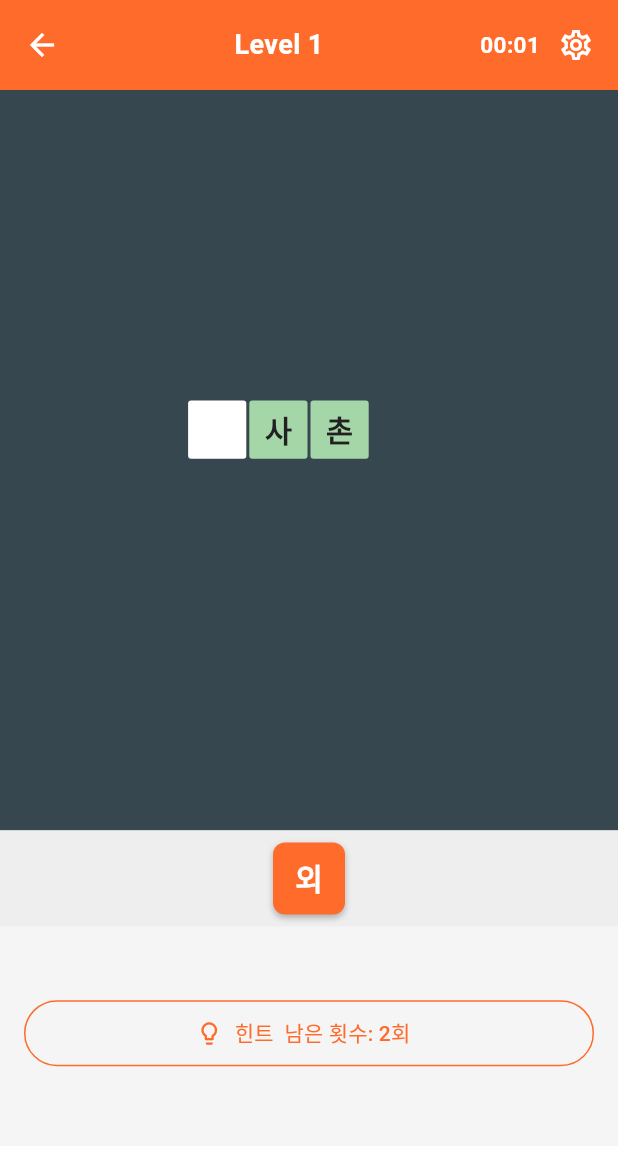
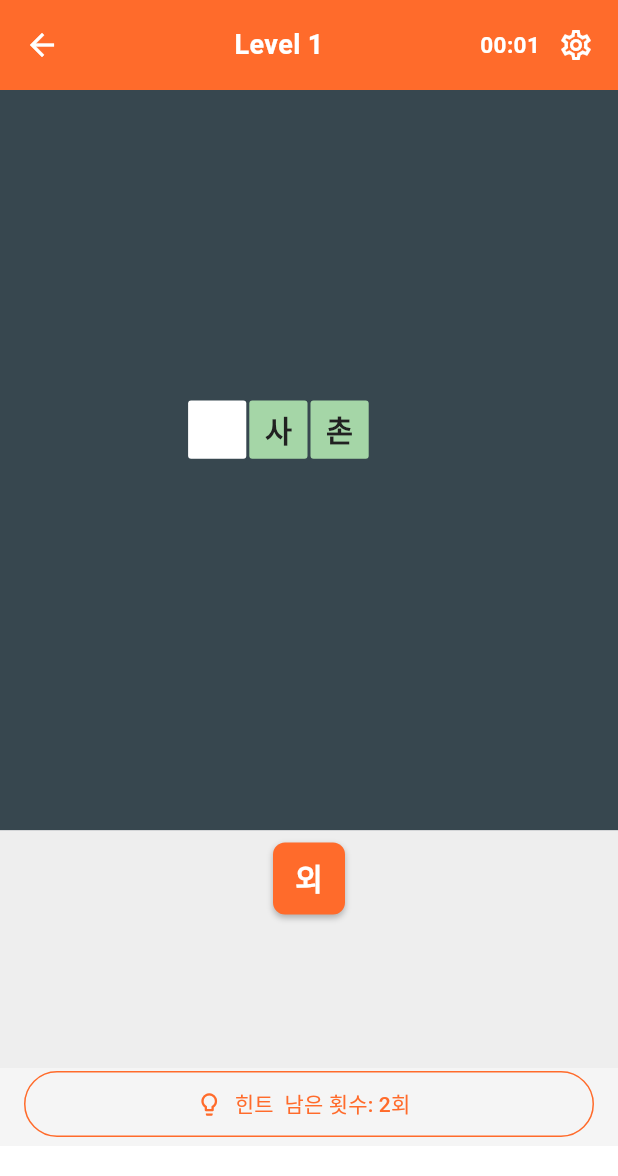
Before and after one commit to leerion9/03_pikuman3, a Flutter app: the GamePage screen opened by its route, on a phone screen of 412 x 824 dp. Shown: the top 1176 px of the screen. Run offline on Flutter 3.47's test engine with Material 3 defaults, Android fonts, the phone set to English and light mode, and no system bars; our stand-ins replace audioplayers, get, google_mobile_ads, in_app_review, shared_preferences; accounts and stored records are empty; network calls fail; statements that could not run were skipped.

Commit message:
fix: 게임 하단 overflow 수정 및 In-App Review UX 개선
고레벨·다수 음절 팔레트에서 발생하던 하단 overflow를 LayoutBuilder 기반 그리드 축소로 해결하고, 설정 화면 평가 버튼에 스토어 fallback 안내를 추가했습니다.

Co-authored-by: Cursor <cursoragent@cursor.com>

```diff
--- a/lib/features/game/presentation/game_page.dart
+++ b/lib/features/game/presentation/game_page.dart
@@ -47,24 +47,47 @@ class _GamePageState extends State<GamePage> {
       backgroundColor: const Color(0xFFF5F5F5),
       body: SafeArea(
         bottom: false,
-        child: Column(
+        child: LayoutBuilder(
+          builder: (context, constraints) {
+            // 하단 배너·힌트·팔레트를 남기고 그리드 셀 크기를 줄여 overflow 방지
+            const gridPadding = 2.0;
+            const hintBlockHeight = 52.0;
+            const bottomGap = 4.0;
+            const minPaletteHeight = 56.0;
+            const headerBlockHeight = 52.0;
+
+            final maxWidth = constraints.maxWidth;
+            final maxHeight = constraints.maxHeight;
+            final cellByWidth =
+                (maxWidth - gridPadding * 2) / PuzzleBoard.boardCols;
+            final cellByHeight = (maxHeight -
+                    headerBlockHeight -
+                    hintBlockHeight -
+                    minPaletteHeight -
+                    bottomGap) /
+                PuzzleBoard.boardRows;
+            final cellSize = min(cellByWidth, cellByHeight.clamp(0.0, cellByWidth));
+
+            return Column(
               children: [
                 _buildHeader(),
                 CrosswordGridWidget(
                   controller: controller,
                   containerKey: _gridKey,
+                  cellSize: cellSize,
                 ),
                 Expanded(
                   child: Column(
-                mainAxisAlignment: MainAxisAlignment.spaceBetween,
                     children: [
-                  _buildPalette(),
+                      Expanded(child: _buildPalette()),
                       _buildHintButton(),
-                  const SizedBox(height: 4),
+                      const SizedBox(height: bottomGap),
                     ],
                   ),
                 ),
               ],
+            );
+          },
         ),
       ),
     );
--- a/lib/features/game/presentation/widgets/crossword_grid_widget.dart
+++ b/lib/features/game/presentation/widgets/crossword_grid_widget.dart
@@ -18,19 +18,26 @@ class CrosswordGridWidget extends StatelessWidget {
   /// 애니메이션에서 그리드 컨테이너 위치를 구하기 위한 전역 키
   final GlobalKey? containerKey;
 
+  /// 셀 크기(px). null이면 화면 너비 기준으로 자동 계산합니다.
+  ///
+  /// 작은 화면·하단 배너 등으로 세로 공간이 부족할 때 [GamePage]에서
+  /// 높이에 맞게 줄인 값을 넘깁니다.
+  final double? cellSize;
+
   const CrosswordGridWidget({
     super.key,
     required this.controller,
     this.containerKey,
+    this.cellSize,
   });
 
   @override
   Widget build(BuildContext context) {
     // 그리드 컨테이너 내부 패딩(양쪽 2px)을 제외한 너비를 10칸으로 나눠 셀 크기 계산
     const double gridPadding = 2.0;
-    final double cellSize =
+    final double resolvedCellSize = cellSize ??
         (MediaQuery.of(context).size.width - gridPadding * 2) /
-        PuzzleBoard.boardCols;
+            PuzzleBoard.boardCols;
 
     return Container(
       key: containerKey,
@@ -44,7 +51,7 @@ class CrosswordGridWidget extends StatelessWidget {
             (row) => Row(
               children: List.generate(
                 PuzzleBoard.boardCols,
-                (col) => _buildCell(row, col, cellSize),
+                (col) => _buildCell(row, col, resolvedCellSize),
               ),
             ),
           ),
--- a/lib/features/game/presentation/widgets/syllable_palette_widget.dart
+++ b/lib/features/game/presentation/widgets/syllable_palette_widget.dart
@@ -26,10 +26,8 @@ class SyllablePaletteWidget extends StatelessWidget {
 
   @override
   Widget build(BuildContext context) {
-    return ConstrainedBox(
-      // 팔레트 최대 높이 제한 (초과 시 스크롤 가능)
-      constraints: const BoxConstraints(maxHeight: 140),
-      child: SingleChildScrollView(
+    // 부모(SizedBox/Expanded)가 높이를 정해 주면 그 안에서 스크롤합니다.
+    return SingleChildScrollView(
       padding: const EdgeInsets.symmetric(horizontal: 12, vertical: 8),
       child: Wrap(
         spacing: 8,
@@ -39,7 +37,6 @@ class SyllablePaletteWidget extends StatelessWidget {
           for (int i = 0; i < syllables.length; i++)
             _buildTile(i, syllables[i]),
         ],
-        ),
       ),
     );
   }
```
Also changed, not shown: lib/features/settings/presentation/settings_page.dart (+26 -1 lines), 1 other file. Lines whose indentation alone changed are shown as unchanged.
